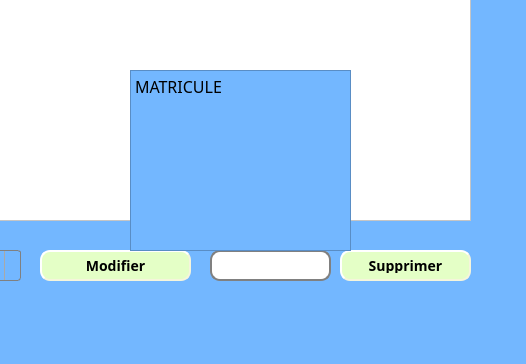
Above: mainwindow.ui from firastourki99/smartgarage before the change; both pictures show x 530 to 1056 and y 307 to 671 of the 1056 by 671 pixel window. Below: the same form after it.
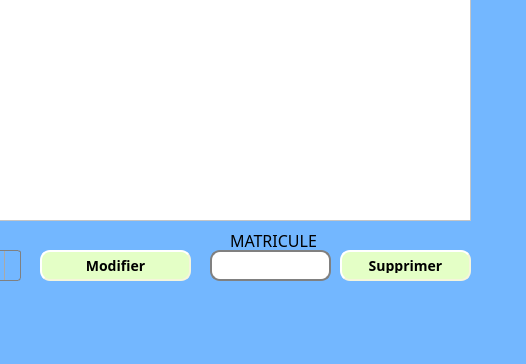
That is the form after the change. Icons and pictures are not drawn.

The edit to the form file:
```diff
--- a/mainwindow.ui
+++ b/mainwindow.ui
@@ -505,21 +505,17 @@
  </string>
        </property>
       </widget>
-      <widget class="QTextEdit" name="textEdit">
+      <widget class="QLabel" name="label">
        <property name="geometry">
         <rect>
-         <x>640</x>
-         <y>350</y>
-         <width>221</width>
-         <height>181</height>
+         <x>740</x>
+         <y>510</y>
+         <width>101</width>
+         <height>20</height>
         </rect>
        </property>
-       <property name="html">
-        <string>&lt;!DOCTYPE HTML PUBLIC &quot;-//W3C//DTD HTML 4.0//EN&quot; &quot;http://www.w3.org/TR/REC-html40/strict.dtd&quot;&gt;
-&lt;html&gt;&lt;head&gt;&lt;meta name=&quot;qrichtext&quot; content=&quot;1&quot; /&gt;&lt;style type=&quot;text/css&quot;&gt;
-p, li { white-space: pre-wrap; }
-&lt;/style&gt;&lt;/head&gt;&lt;body style=&quot; font-family:'century gothic'; font-size:16px; font-weight:400; font-style:normal;&quot;&gt;
-&lt;p style=&quot; margin-top:0px; margin-bottom:0px; margin-left:0px; margin-right:0px; -qt-block-indent:0; text-indent:0px;&quot;&gt;&lt;span style=&quot; font-size:16px;&quot;&gt;MATRICULE&lt;/span&gt;&lt;/p&gt;&lt;/body&gt;&lt;/html&gt;</string>
+       <property name="text">
+        <string>MATRICULE</string>
        </property>
       </widget>
      </widget>
```
